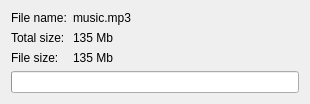
The window that src/corelayers/filetransfer/filetransferdialog.ui (euroelessar/qutim) describes before a commit, drawn with Qt 5.
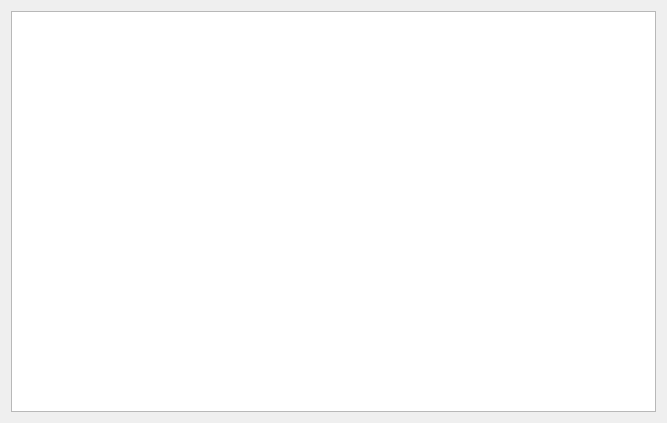
The same window after the commit.

Patch:
```diff
--- a/src/corelayers/filetransfer/filetransferdialog.ui
+++ b/src/corelayers/filetransfer/filetransferdialog.ui
@@ -4,64 +4,25 @@
  <widget class="QDialog" name="FileTransferDialog">
   <property name="geometry">
    <rect>
-	<x>0</x>
-	<y>0</y>
-	<width>310</width>
-	<height>96</height>
+    <x>0</x>
+    <y>0</y>
+    <width>667</width>
+    <height>423</height>
    </rect>
   </property>
   <property name="windowTitle">
    <string>Dialog</string>
   </property>
-  <layout class="QFormLayout" name="formLayout">
-   <item row="0" column="0">
-	<widget class="QLabel" name="label">
-	 <property name="text">
-	  <string>File name:</string>
-	 </property>
-	</widget>
-   </item>
-   <item row="0" column="1">
-	<widget class="QLabel" name="fileName">
-	 <property name="text">
-	  <string notr="true">music.mp3</string>
-	 </property>
-	</widget>
-   </item>
-   <item row="1" column="0">
-	<widget class="QLabel" name="label_3">
-	 <property name="text">
-	  <string>Total size:</string>
-	 </property>
-	</widget>
-   </item>
-   <item row="1" column="1">
-	<widget class="QLabel" name="totalSize">
-	 <property name="text">
-	  <string notr="true">135 Mb</string>
-	 </property>
-	</widget>
-   </item>
-   <item row="2" column="0">
-	<widget class="QLabel" name="label_4">
-	 <property name="text">
-	  <string>File size:</string>
-	 </property>
-	</widget>
-   </item>
-   <item row="2" column="1">
-	<widget class="QLabel" name="fileSize">
-	 <property name="text">
-	  <string notr="true">135 Mb</string>
-	 </property>
-	</widget>
-   </item>
-   <item row="3" column="0" colspan="2">
-	<widget class="QProgressBar" name="progressBar">
-	 <property name="textVisible">
-	  <bool>true</bool>
-	 </property>
-	</widget>
+  <layout class="QVBoxLayout" name="verticalLayout">
+   <item>
+    <widget class="QTableView" name="jobsView">
+     <property name="showGrid">
+      <bool>false</bool>
+     </property>
+     <attribute name="verticalHeaderVisible">
+      <bool>false</bool>
+     </attribute>
+    </widget>
    </item>
   </layout>
  </widget>
```
Left out of the diff: 2 changed lines with no effect on the pictures.
